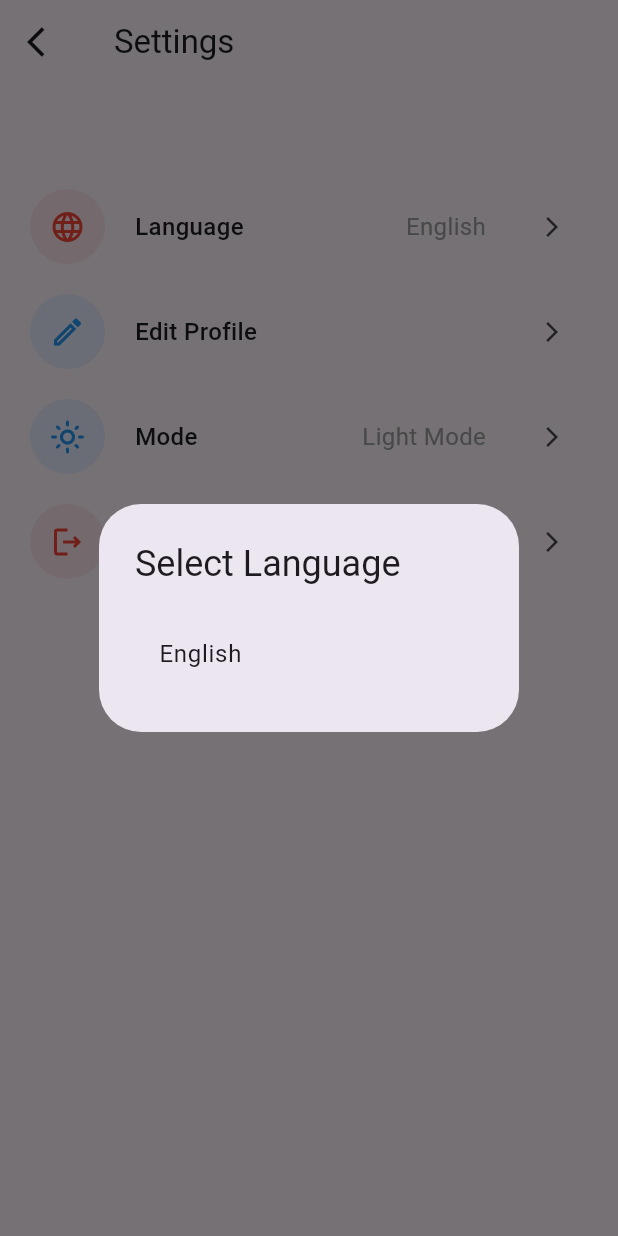
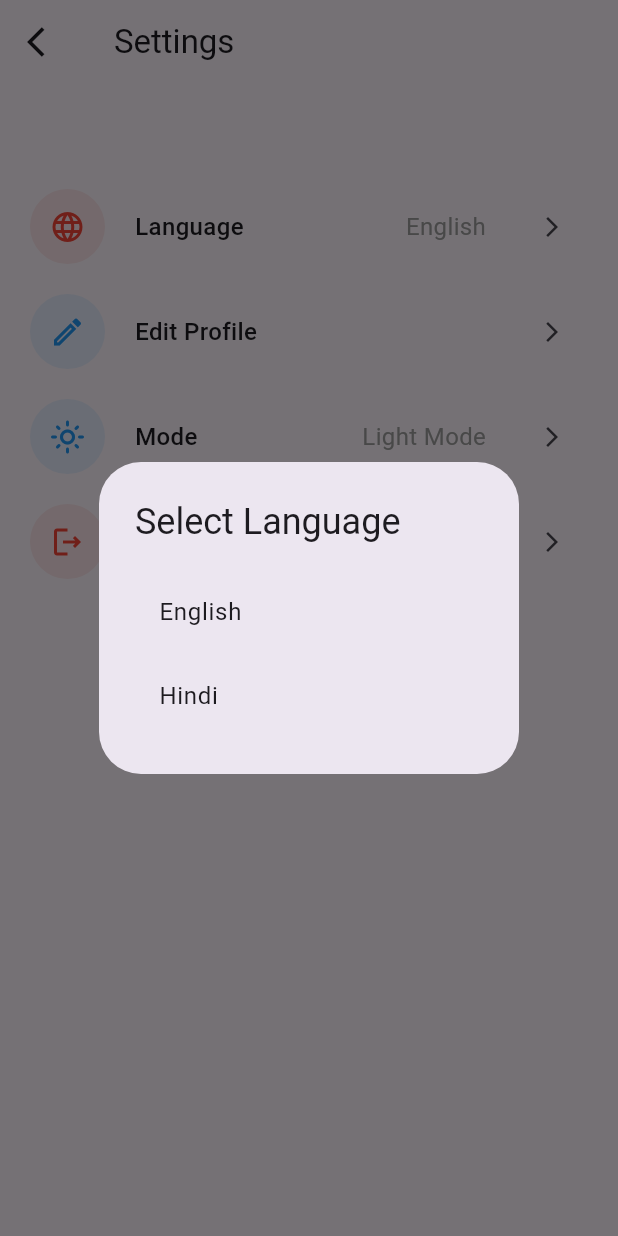
Before and after one commit to Kundalaryan/Sudhar_hubb, a Flutter app: the AccountScreen screen opened directly, after a tap on the "arrow forward ios" icon, on a phone screen of 412 x 824 dp. Run offline on Flutter 3.47's test engine with Material 3 defaults, Android fonts, the phone set to English and light mode, and no system bars; our stand-ins replace cloud_firestore, firebase_auth, firebase_core, firebase_storage, geolocator, google_fonts and 3 more; accounts and stored records are empty.

Commit message:
updated files

```diff
--- a/lib/account_screen.dart
+++ b/lib/account_screen.dart
@@ -15,7 +15,7 @@ class _AccountScreenState extends State<AccountScreen> {
   bool isDarkMode = false;
   String selectedLanguage = 'English'; // Default language
 
-  final List<String> languages = ['English']; // Add more languages here
+  final List<String> languages = ['English', 'Hindi']; // Add more languages here
 
   @override
   Widget build(BuildContext context) {
--- a/lib/add_post.dart
+++ b/lib/add_post.dart
@@ -19,6 +19,7 @@ class _AddPostScreenState extends State<AddPostScreen> {
   @override
   Widget build(BuildContext context) {
     return Scaffold(
+
 
       appBar: AppBar(
 
--- a/lib/comment_page.dart
+++ b/lib/comment_page.dart
@@ -198,6 +198,7 @@ class _CommentPageState extends State<CommentPage> {
           ],
         );
       },
+
     );
   }
 
--- a/lib/edit_profile_page.dart
+++ b/lib/edit_profile_page.dart
@@ -261,6 +261,7 @@ class _EditProfilePageState extends State<EditProfilePage> {
 
   void _showImageSourceActionSheet(BuildContext context) {
     showModalBottomSheet(
+
       context: context,
       builder: (context) {
         return SafeArea(
--- a/lib/feed_page.dart
+++ b/lib/feed_page.dart
@@ -16,6 +16,7 @@ class MyHomePage extends StatelessWidget {
           ),
         ),
       ),
+
       body: PostCard(),
     );
   }
--- a/lib/forget_password.dart
+++ b/lib/forget_password.dart
@@ -16,6 +16,7 @@ class _ForgotPasswordState extends State<ForgotPassword> {
 
   @override
   Widget build(BuildContext context) {
+
     // Password TextField
     Widget _buildEmailTextField() {
       return Container(
--- a/lib/home_page.dart
+++ b/lib/home_page.dart
@@ -25,6 +25,7 @@ class _HomePageState extends State<HomePage>{
     AddPostScreen(),
       ProfilePage(),
   ];
+
 
   @override
   Widget build(BuildContext context) {
--- a/lib/login_page.dart
+++ b/lib/login_page.dart
@@ -185,6 +185,7 @@ class _LoginPageState extends State<LoginPage> {
       ],
     );
   }
+
   _signup(context) {
     return Row(
       mainAxisAlignment: MainAxisAlignment.center,
```
Also changed, not shown: lib/firebase_options.dart, lib/main.dart (line endings or trailing spaces), lib/next_page.dart (line endings or trailing spaces), lib/profile_detail.dart (line endings or trailing spaces), lib/profile_page.dart (line endings or trailing spaces), lib/search_page.dart (line endings or trailing spaces), lib/signup_page.dart (line endings or trailing spaces), lib/splash_screen.dart (line endings or trailing spaces).
